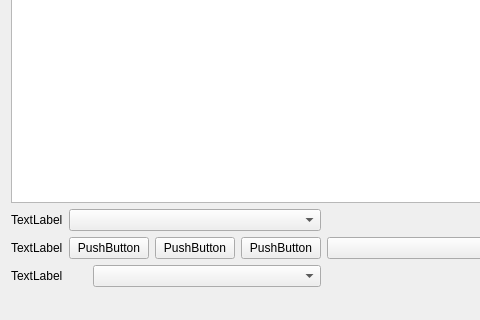
The window that SINS/code/SINS/MainWindow.ui (FlashOpen-Go/QtExampleCode) describes before a commit, drawn with Qt 5; both pictures show x 0 to 480 and y 309 to 629 of the 765 by 629 pixel window.
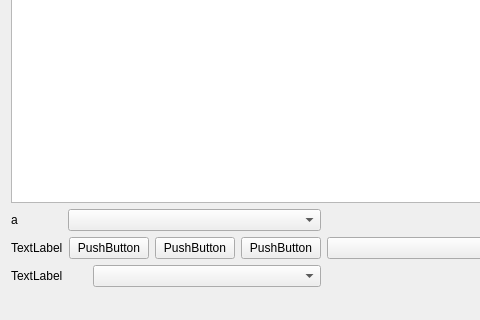
The same window after the commit.

Commit message: 更新界面显示部分

The edit to the form file:
```diff
--- a/SINS/code/SINS/MainWindow.ui
+++ b/SINS/code/SINS/MainWindow.ui
@@ -56,7 +56,7 @@
           <item>
            <widget class="QLabel" name="label">
             <property name="text">
-             <string>TextLabel</string>
+             <string>a </string>
             </property>
            </widget>
           </item>
```
Left out of the diff: 18 changed lines with no effect on the pictures. The commit also changes 2 other files.
